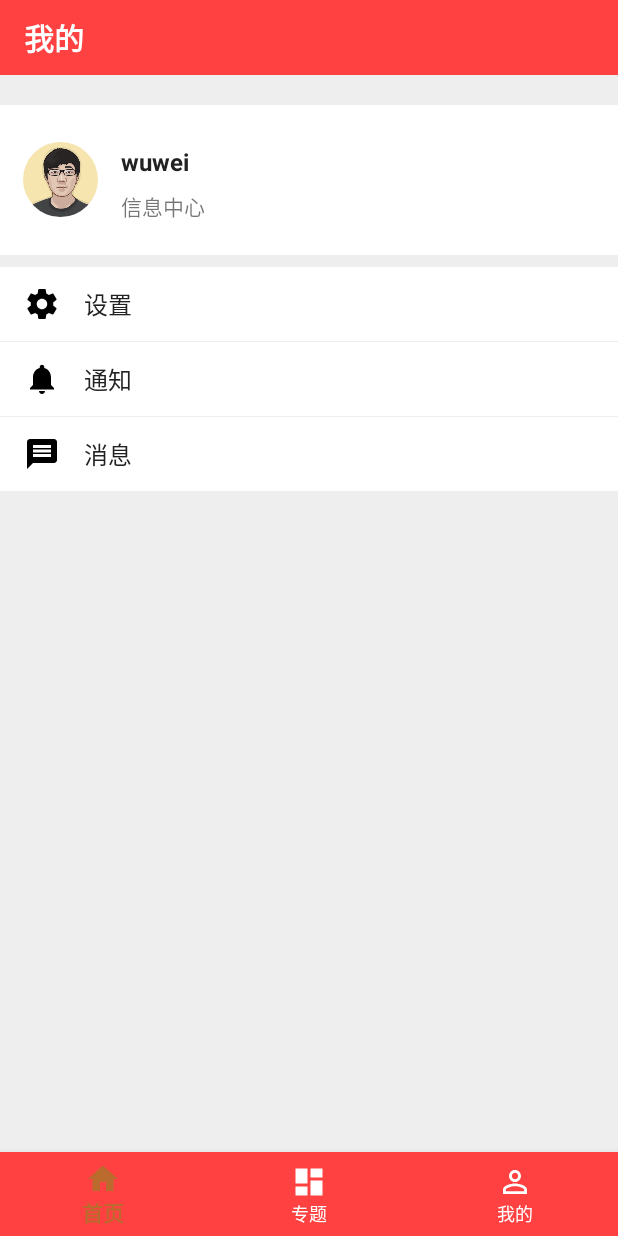
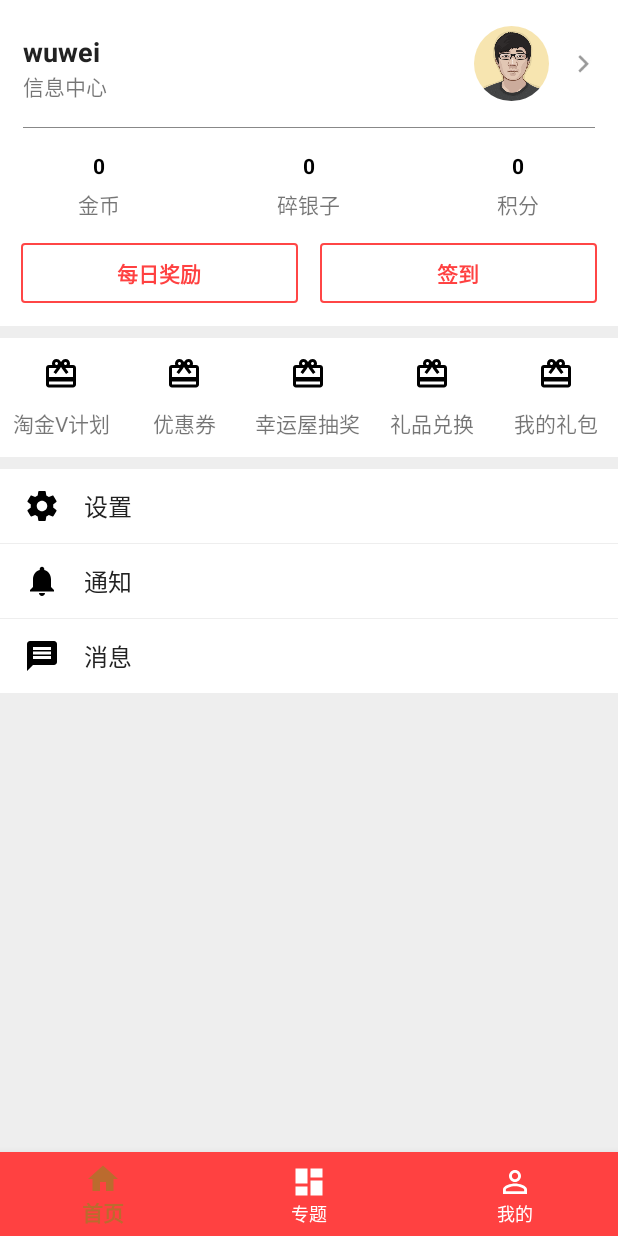
Before and after one commit to shumaosi/szss_demo, an Android app: the fragment ProfileFragment placed in its activity, on a phone screen of 412 x 824 dp. Run offline under Robolectric (Android 15) with nearby library versions, the phone set to English and light mode, and no system bars; our stand-ins replace RxJava; libraries missing offline, so code that uses them is left out: com.jakewharton.rxbinding2, com.lzy.imagepicker, com.lzy.ninegrid, com.lzy.okgo; pictures from the network do not load; 3 statements that could not run were skipped.

Commit message:
添加profile 页面布局 Signed-off-by: shumaosi <1315338189@qq.com>

```diff
--- a/app/src/main/java/com/szss/androidapp/model/ProfileItemModel.java
+++ b/app/src/main/java/com/szss/androidapp/model/ProfileItemModel.java
@@ -7,7 +7,7 @@ package com.szss.androidapp.model;
 public class ProfileItemModel {
 
 	public enum ItemType {
-		profileInfo, space, setting, notification, message
+		profileInfo, space, favorable, setting, notification, message
 	}
 
 	private ItemType mType;
--- a/app/src/main/java/com/szss/androidapp/profile/adapter/ProfileAdapter.java
+++ b/app/src/main/java/com/szss/androidapp/profile/adapter/ProfileAdapter.java
@@ -1,6 +1,5 @@
 package com.szss.androidapp.profile.adapter;
 
-import android.support.v4.widget.Space;
 import android.support.v7.widget.RecyclerView;
 import android.view.LayoutInflater;
 import android.view.View;
@@ -10,8 +9,6 @@ import android.widget.TextView;
 
 import com.jakewharton.rxbinding2.view.RxView;
 import com.szss.androidapp.R;
-import com.szss.androidapp.action.ActionClickListener;
-import com.szss.androidapp.action.ActionName;
 import com.szss.androidapp.model.ProfileItemModel;
 import com.szss.androidapp.view.RoundedImageView;
 
@@ -30,9 +27,10 @@ public class ProfileAdapter extends RecyclerView.Adapter {
 
 	public static final int TYPE_PROFILE_INFO = 1;
 	public static final int TYPE_SPACE = 2;
-	public static final int TYPE_SETTING = 3;
-	public static final int TYPE_NOTIFICATION = 4;
-	public static final int TYPE_MESSAGE = 5;
+	public static final int TYPE_FAVORABLE = 3;
+	public static final int TYPE_SETTING = 4;
+	public static final int TYPE_NOTIFICATION = 5;
+	public static final int TYPE_MESSAGE = 6;
 
 
 	private ArrayList<ProfileItemModel> mData;
@@ -47,6 +45,9 @@ public class ProfileAdapter extends RecyclerView.Adapter {
 		} else if (TYPE_SPACE == viewType) {
 			View view = layoutInflater.inflate(R.layout.profile_space_view, parent, false);
 			return new ProfileSpaceViewHolder(view);
+		} else if (TYPE_FAVORABLE == viewType) {
+			View view = layoutInflater.inflate(R.layout.profile_favorable_view, parent, false);
+			return new ProfileFavorable(view);
 		} else {
 			View view = layoutInflater.inflate(R.layout.profile_imagetext_view, parent, false);
 			return new ProfileImageTextViewHolder(view);
@@ -101,6 +102,8 @@ public class ProfileAdapter extends RecyclerView.Adapter {
 				return TYPE_PROFILE_INFO;
 			case space:
 				return TYPE_SPACE;
+			case favorable:
+				return TYPE_FAVORABLE;
 			case setting:
 				return TYPE_SETTING;
 			case notification:
@@ -143,6 +146,14 @@ public class ProfileAdapter extends RecyclerView.Adapter {
 		public ProfileSpaceViewHolder(View itemView) {
 			super(itemView);
 		}
+	}
+
+	private static class ProfileFavorable extends RecyclerView.ViewHolder {
+
+		public ProfileFavorable(View itemView) {
+			super(itemView);
+		}
+
 	}
 
 	private static class ProfileImageTextViewHolder extends RecyclerView.ViewHolder {
--- a/app/src/main/java/com/szss/androidapp/profile/fragment/ProfileFragment.java
+++ b/app/src/main/java/com/szss/androidapp/profile/fragment/ProfileFragment.java
@@ -42,6 +42,8 @@ public class ProfileFragment extends Fragment implements ProfileAdapter.ProfileA
 		ArrayList<ProfileItemModel> list = new ArrayList<>();
 		list.add(new ProfileItemModel(ProfileItemModel.ItemType.profileInfo));
 		list.add(new ProfileItemModel(ProfileItemModel.ItemType.space));
+		list.add(new ProfileItemModel(ProfileItemModel.ItemType.favorable));
+		list.add(new ProfileItemModel(ProfileItemModel.ItemType.space));
 		list.add(new ProfileItemModel(ProfileItemModel.ItemType.setting));
 		list.add(new ProfileItemModel(ProfileItemModel.ItemType.notification));
 		list.add(new ProfileItemModel(ProfileItemModel.ItemType.message));
--- /dev/null
+++ b/app/src/main/res/drawable/button_selector_style1.xml
@@ -0,0 +1,12 @@
+<?xml version="1.0" encoding="utf-8"?>
+<selector xmlns:android="http://schemas.android.com/apk/res/android">
+    <item>
+        <shape android:shape="rectangle">
+            <corners android:radius="2dp"/>
+            <stroke
+                android:width="1dp"
+                android:color="@color/red_FF4646"
+                />
+        </shape>
+    </item>
+</selector>
--- /dev/null
+++ b/app/src/main/res/drawable/ic_card_giftcard_black_24dp.xml
@@ -0,0 +1,9 @@
+<vector xmlns:android="http://schemas.android.com/apk/res/android"
+        android:width="24dp"
+        android:height="24dp"
+        android:viewportWidth="24.0"
+        android:viewportHeight="24.0">
+    <path
+        android:fillColor="#FF000000"
+        android:pathData="M20,6h-2.18c0.11,-0.31 0.18,-0.65 0.18,-1 0,-1.66 -1.34,-3 -3,-3 -1.05,0 -1.96,0.54 -2.5,1.35l-0.5,0.67 -0.5,-0.68C10.96,2.54 10.05,2 9,2 7.34,2 6,3.34 6,5c0,0.35 0.07,0.69 0.18,1L4,6c-1.11,0 -1.99,0.89 -1.99,2L2,19c0,1.11 0.89,2 2,2h16c1.11,0 2,-0.89 2,-2L22,8c0,-1.11 -0.89,-2 -2,-2zM15,4c0.55,0 1,0.45 1,1s-0.45,1 -1,1 -1,-0.45 -1,-1 0.45,-1 1,-1zM9,4c0.55,0 1,0.45 1,1s-0.45,1 -1,1 -1,-0.45 -1,-1 0.45,-1 1,-1zM20,19L4,19v-2h16v2zM20,14L4,14L4,8h5.08L7,10.83 8.62,12 11,8.76l1,-1.36 1,1.36L15.38,12 17,10.83 14.92,8L20,8v6z"/>
+</vector>
--- /dev/null
+++ b/app/src/main/res/layout/profile_favorable_view.xml
@@ -0,0 +1,134 @@
+<?xml version="1.0" encoding="utf-8"?>
+<LinearLayout xmlns:android="http://schemas.android.com/apk/res/android"
+              android:layout_width="match_parent"
+              android:layout_height="wrap_content"
+              android:background="@color/all_white"
+              android:orientation="horizontal">
+
+    <RelativeLayout
+        android:layout_width="0dp"
+        android:layout_height="wrap_content"
+        android:layout_weight="1"
+        android:background="?android:attr/selectableItemBackground"
+        android:paddingBottom="12dp"
+        android:paddingTop="12dp">
+
+        <ImageView
+            android:id="@+id/icon1"
+            android:layout_width="wrap_content"
+            android:layout_height="wrap_content"
+            android:layout_centerHorizontal="true"
+            android:src="@drawable/ic_card_giftcard_black_24dp"/>
+
+        <TextView
+            android:layout_width="wrap_content"
+            android:layout_height="wrap_content"
+            android:layout_below="@id/icon1"
+            android:layout_centerHorizontal="true"
+            android:layout_marginTop="10dp"
+            android:text="淘金V计划"/>
+
+    </RelativeLayout>
+
+    <RelativeLayout
+        android:layout_width="0dp"
+        android:layout_height="wrap_content"
+        android:layout_weight="1"
+        android:background="?android:attr/selectableItemBackground"
+        android:paddingBottom="12dp"
+        android:paddingTop="12dp">
+
+        <ImageView
+            android:id="@+id/icon2"
+            android:layout_width="wrap_content"
+            android:layout_height="wrap_content"
+            android:layout_centerHorizontal="true"
+            android:src="@drawable/ic_card_giftcard_black_24dp"/>
+
+        <TextView
+            android:layout_width="wrap_content"
+            android:layout_height="wrap_content"
+            android:layout_below="@id/icon2"
+            android:layout_centerHorizontal="true"
+            android:layout_marginTop="10dp"
+            android:text="优惠券"/>
+
+    </RelativeLayout>
+
+    <RelativeLayout
+        android:layout_width="0dp"
+        android:layout_height="wrap_content"
+        android:layout_weight="1"
+        android:background="?android:attr/selectableItemBackground"
+        android:paddingBottom="12dp"
+        android:paddingTop="12dp">
+
+        <ImageView
+            android:id="@+id/icon3"
+            android:layout_width="wrap_content"
+            android:layout_height="wrap_content"
+            android:layout_centerHorizontal="true"
+            android:src="@drawable/ic_card_giftcard_black_24dp"/>
+
+        <TextView
+            android:layout_width="wrap_content"
+            android:layout_height="wrap_content"
+            android:layout_below="@id/icon3"
+            android:layout_centerHorizontal="true"
+            android:layout_marginTop="10dp"
+            android:text="幸运屋抽奖"/>
+
+    </RelativeLayout>
+
+    <RelativeLayout
+        android:layout_width="0dp"
+        android:layout_height="wrap_content"
+        android:layout_weight="1"
+        android:background="?android:attr/selectableItemBackground"
+        android:paddingBottom="12dp"
+        android:paddingTop="12dp">
+
+        <ImageView
+            android:id="@+id/icon4"
+            android:layout_width="wrap_content"
+            android:layout_height="wrap_content"
+            android:layout_centerHorizontal="true"
+            android:src="@drawable/ic_card_giftcard_black_24dp"/>
+
+        <TextView
+            android:layout_width="wrap_content"
+            android:layout_height="wrap_content"
+            android:layout_below="@id/icon4"
+            android:layout_centerHorizontal="true"
+            android:layout_marginTop="10dp"
+            android:text="礼品兑换"/>
+
+    </RelativeLayout>
+
+    <RelativeLayout
+        android:layout_width="0dp"
+        android:layout_height="wrap_content"
+        android:layout_weight="1"
+        android:background="?android:attr/selectableItemBackground"
+        android:paddingBottom="12dp"
+        android:paddingTop="12dp">
+
+        <ImageView
+            android:id="@+id/icon5"
+            android:layout_width="wrap_content"
+            android:layout_height="wrap_content"
+            android:layout_centerHorizontal="true"
+            android:src="@drawable/ic_card_giftcard_black_24dp"/>
+
+        <TextView
+            android:layout_width="wrap_content"
+            android:layout_height="wrap_content"
+            android:layout_below="@id/icon5"
+            android:layout_centerHorizontal="true"
+            android:layout_marginTop="10dp"
+            android:text="我的礼包"/>
+
+    </RelativeLayout>
+
+
+</LinearLayout>
--- a/app/src/main/res/layout/profile_view.xml
+++ b/app/src/main/res/layout/profile_view.xml
@@ -10,18 +10,18 @@
         android:layout_width="match_parent"
         android:layout_height="50dp"
         android:background="@color/theme_color_77bc1f"
+        android:gravity="center_vertical"
         android:paddingLeft="16dp"
-        android:gravity="center_vertical"
+        android:text="@string/title_profile"
         android:textColor="@color/all_white"
-        android:text="@string/title_profile"
         android:textSize="20sp"
-        android:textStyle="bold"/>
+        android:textStyle="bold"
+        android:visibility="gone"/>
 
     <android.support.v7.widget.RecyclerView
         android:id="@+id/profile_view_recyclerview"
         android:layout_width="match_parent"
-        android:layout_height="wrap_content"
-        android:layout_marginTop="20dp"/>
+        android:layout_height="wrap_content"/>
 
 
 </LinearLayout>
--- a/app/src/main/res/layout/profileinfo_view.xml
+++ b/app/src/main/res/layout/profileinfo_view.xml
@@ -1,21 +1,35 @@
 <?xml version="1.0" encoding="utf-8"?>
-<RelativeLayout xmlns:android="http://schemas.android.com/apk/res/android"
-                xmlns:app="http://schemas.android.com/apk/res-auto"
-                android:layout_width="match_parent"
-                android:layout_height="100dp"
-                android:background="@color/all_white">
+<LinearLayout xmlns:android="http://schemas.android.com/apk/res/android"
+              xmlns:app="http://schemas.android.com/apk/res-auto"
+              android:layout_width="match_parent"
+              android:layout_height="wrap_content"
+              android:background="@color/all_white"
+              android:orientation="vertical">
 
     <RelativeLayout
+        android:id="@+id/profileinfo_view_infolayout"
         android:layout_width="match_parent"
-        android:layout_height="match_parent"
+        android:layout_height="wrap_content"
         android:background="?android:attr/selectableItemBackground">
+
+        <ImageView
+            android:id="@+id/profileinfo_view_chevron_right"
+            android:layout_width="wrap_content"
+            android:layout_height="wrap_content"
+            android:layout_alignParentRight="true"
+            android:layout_centerVertical="true"
+            android:layout_marginRight="15dp"
+            android:src="@drawable/ic_chevron_right"/>
 
         <com.szss.androidapp.view.RoundedImageView
             android:id="@+id/profileinfo_view_icon"
             android:layout_width="50dp"
             android:layout_height="50dp"
             android:layout_centerVertical="true"
-            android:layout_marginLeft="15dp"
+            android:layout_marginBottom="15dp"
+            android:layout_marginRight="15dp"
+            android:layout_marginTop="20dp"
+            android:layout_toLeftOf="@id/profileinfo_view_chevron_right"
             android:scaleType="centerCrop"
             android:src="@drawable/wuwei"
             app:corner_radius="48dp"/>
@@ -27,10 +41,9 @@
             android:layout_alignTop="@id/profileinfo_view_icon"
             android:layout_marginLeft="15dp"
             android:layout_marginTop="2dp"
-            android:layout_toRightOf="@id/profileinfo_view_icon"
             android:text="wuwei"
             android:textColor="@color/black_222222"
-            android:textSize="16sp"
+            android:textSize="18sp"
             android:textStyle="bold"/>
 
         <TextView
@@ -39,10 +52,137 @@
             android:layout_height="wrap_content"
             android:layout_below="@id/profileinfo_view_name"
             android:layout_marginLeft="15dp"
-            android:layout_marginTop="8dp"
-            android:layout_toRightOf="@id/profileinfo_view_icon"
             android:text="信息中心"/>
+
+        <View
+            android:layout_width="match_parent"
+            android:layout_height="1px"
+            android:layout_alignParentBottom="true"
+            android:layout_marginLeft="15dp"
+            android:layout_marginRight="15dp"
+            android:background="@color/gray_888888"/>
 
     </RelativeLayout>
 
-</RelativeLayout>
+    <LinearLayout
+        android:id="@+id/profileinfo_view_purse"
+        android:layout_width="match_parent"
+        android:layout_height="wrap_content"
+        android:orientation="horizontal">
+
+        <RelativeLayout
+            android:layout_width="wrap_content"
+            android:layout_height="wrap_content"
+            android:layout_marginBottom="15dp"
+            android:layout_marginTop="15dp"
+            android:layout_weight="1">
+
+            <TextView
+                android:id="@+id/profileinfo_view_goldcount"
+                android:layout_width="wrap_content"
+                android:layout_height="wrap_content"
+                android:layout_centerHorizontal="true"
+                android:text="0"
+                android:textColor="@color/all_black"
+                android:textStyle="bold"/>
+
+            <TextView
+                android:layout_width="wrap_content"
+                android:layout_height="wrap_content"
+                android:layout_below="@id/profileinfo_view_goldcount"
+                android:layout_centerHorizontal="true"
+                android:layout_marginTop="5dp"
+                android:text="@string/gold"/>
+
+
+        </RelativeLayout>
+
+        <RelativeLayout
+            android:layout_width="wrap_content"
+            android:layout_height="wrap_content"
+            android:layout_marginBottom="15dp"
+            android:layout_marginTop="15dp"
+            android:layout_weight="1"
+            android:gravity="center">
+
+            <TextView
+                android:id="@+id/profileinfo_view_suiyingzicount"
+                android:layout_width="wrap_content"
+                android:layout_height="wrap_content"
+                android:layout_centerHorizontal="true"
+                android:text="0"
+                android:textColor="@color/all_black"
+                android:textStyle="bold"/>
+
+            <TextView
+                android:layout_width="wrap_content"
+                android:layout_height="wrap_content"
+                android:layout_below="@id/profileinfo_view_suiyingzicount"
+                android:layout_centerHorizontal="true"
+                android:layout_marginTop="5dp"
+                android:text="@string/sui_yingzi"/>
+
+        </RelativeLayout>
+
+        <RelativeLayout
+            android:layout_width="wrap_content"
+            android:layout_height="wrap_content"
+            android:layout_marginBottom="15dp"
+            android:layout_marginTop="15dp"
+            android:layout_weight="1"
+            android:gravity="center">
+
+            <TextView
+                android:id="@+id/profileinfo_view_jifengcount"
+                android:layout_width="wrap_content"
+                android:layout_height="wrap_content"
+                android:layout_centerHorizontal="true"
+                android:text="0"
+                android:textColor="@color/all_black"
+                android:textStyle="bold"/>
+
+            <TextView
+                android:layout_width="wrap_content"
+                android:layout_height="wrap_content"
+                android:layout_below="@id/profileinfo_view_jifengcount"
+                android:layout_centerHorizontal="true"
+                android:layout_marginTop="5dp"
+                android:text="@string/integral"/>
+
+        </RelativeLayout>
+
+    </LinearLayout>
+
+    <LinearLayout
+        android:layout_width="match_parent"
+        android:layout_height="wrap_content"
+        android:layout_marginBottom="15dp"
+        android:orientation="horizontal">
+
+        <TextView
+            android:layout_width="0dp"
+            android:layout_height="40dp"
+            android:layout_marginLeft="14dp"
+            android:layout_marginRight="7dp"
+            android:layout_weight="1"
+            android:background="@drawable/button_selector_style1"
+            android:gravity="center"
+            android:text="每日奖励"
+            android:textColor="@color/red_FF4141"
+            android:textStyle="bold"/>
+
+        <TextView
+            android:layout_width="0dp"
+            android:layout_height="40dp"
+            android:layout_marginLeft="7dp"
+            android:layout_marginRight="14dp"
+            android:layout_weight="1"
+            android:background="@drawable/button_selector_style1"
+            android:gravity="center"
+            android:text="签到"
+            android:textColor="@color/red_FF4141"
+            android:textStyle="bold"/>
+
+    </LinearLayout>
+
+</LinearLayout>
--- a/app/src/main/res/values/strings.xml
+++ b/app/src/main/res/values/strings.xml
@@ -21,4 +21,7 @@
     <string name="message">消息</string>
     <string name="subject">专题</string>
     <string name="start_learn">开始体验</string>
+    <string name="gold">金币</string>
+    <string name="sui_yingzi">碎银子</string>
+    <string name="integral">积分</string>
 </resources>
```
Also changed, not shown: app/src/main/res/drawable-xhdpi/ic_chevron_right.png (added).
